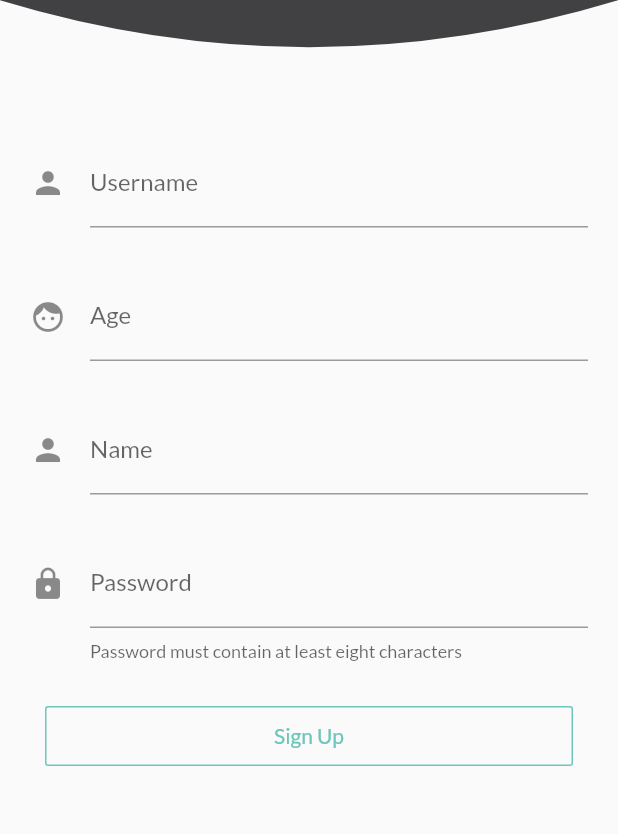
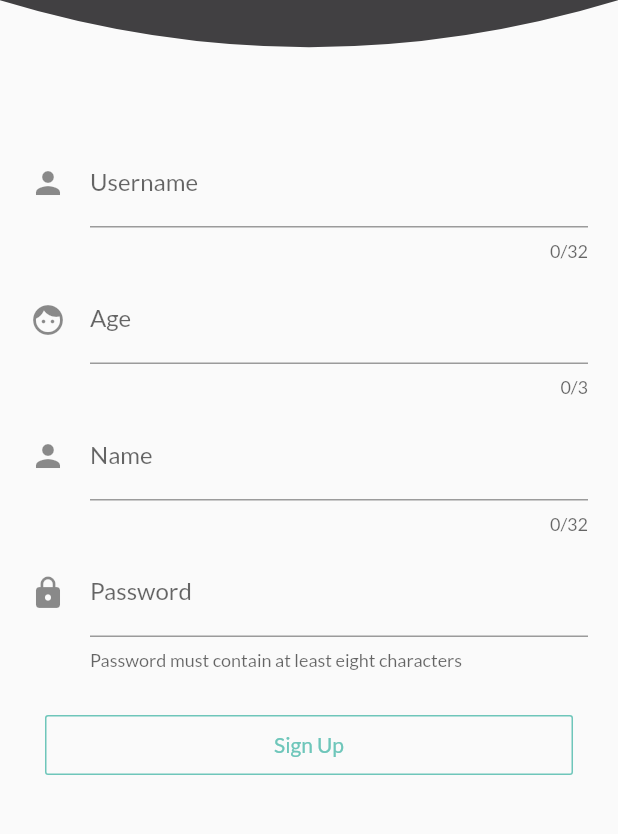
Before and after one commit to mextenderr/Team-2-De-Nachtwacht, a Flutter app: the screen it shows after launch, after a tap on "No account? Sign up!", on a phone screen of 412 x 824 dp, the part 281-1115 px from its top. Run offline on Flutter 3.47's test engine with Material 2 defaults, Android fonts, the light colour scheme and no system bars; our stand-ins replace audioplayers, flutter_bluetooth_serial, google_fonts, shared_preferences; missing offline and left inert: bezier_chart; accounts and stored records are empty.

Commit message:
restricties toegevoegd aan input velden

```diff
--- a/flutterApp/flutter_app/lib/pages/login_page.dart
+++ b/flutterApp/flutter_app/lib/pages/login_page.dart
@@ -57,6 +57,7 @@ class _LoginPageState extends State<LoginPage> {
         // SharedPreferences sharedPreferences = await SharedPreferences.getInstance();
 
           // sharedPreferences.setString("token", jsonData['token']);
+          print("User is logged in");
           user.uid = data['uid'];
           user.name = username;
           Navigator.of(context).pushReplacementNamed('/home');
@@ -169,7 +170,7 @@ class _LoginPageState extends State<LoginPage> {
       child: Column(
         children: <Widget>[
           txtUsername("Username", Icons.person),
-          SizedBox(height: 30.0),
+          SizedBox(height: 10.0),
           txtPassword("Password", Icons.lock),
         ],
       ),
@@ -181,6 +182,7 @@ class _LoginPageState extends State<LoginPage> {
 
   TextFormField txtUsername(String title, IconData icon) {
     return TextFormField(
+      maxLength: 32,
       controller: usernameController,
       //obscureText: title == "Username" ? false : true,
       style: TextStyle(color: Color.fromRGBO(65, 64, 66, 1)),
--- a/flutterApp/flutter_app/lib/pages/register_page.dart
+++ b/flutterApp/flutter_app/lib/pages/register_page.dart
@@ -147,11 +147,11 @@ class _RegisterPageState extends State<RegisterPage> {
         child: Column(
           children: <Widget> [
             txtUsername("Username", Icons.person),
-            SizedBox(height: 30.0),
+            SizedBox(height: 10.0),
             txtAge("Age", Icons.face),
-            SizedBox(height: 30.0),
+            SizedBox(height: 10.0),
             txtName("Name", Icons.person),
-            SizedBox(height: 30.0),
+            SizedBox(height: 10.0),
             txtPassword("Password", Icons.lock),
         ],
       ),
@@ -165,6 +165,7 @@ class _RegisterPageState extends State<RegisterPage> {
 
   TextFormField txtUsername(String title, IconData icon){
     return TextFormField(
+      maxLength: 32,
       controller: usernameController,
       //obscureText: title == "Username" ? false : true,
       style: TextStyle(color: Color.fromRGBO(65, 64, 66, 1)),
@@ -189,11 +190,13 @@ class _RegisterPageState extends State<RegisterPage> {
         hintStyle: TextStyle(color: Color.fromRGBO(65, 64, 66, 1)),
         icon: Icon(icon)
       ),
+      maxLength: 3,
     );
   }
 
   TextFormField txtName(String title, IconData icon){
     return TextFormField(
+      maxLength: 32,
       controller: nameController,
       //obscureText: title == "Name" ? false : true,
       style: TextStyle(color: Color.fromRGBO(65, 64, 66, 1)),
```
